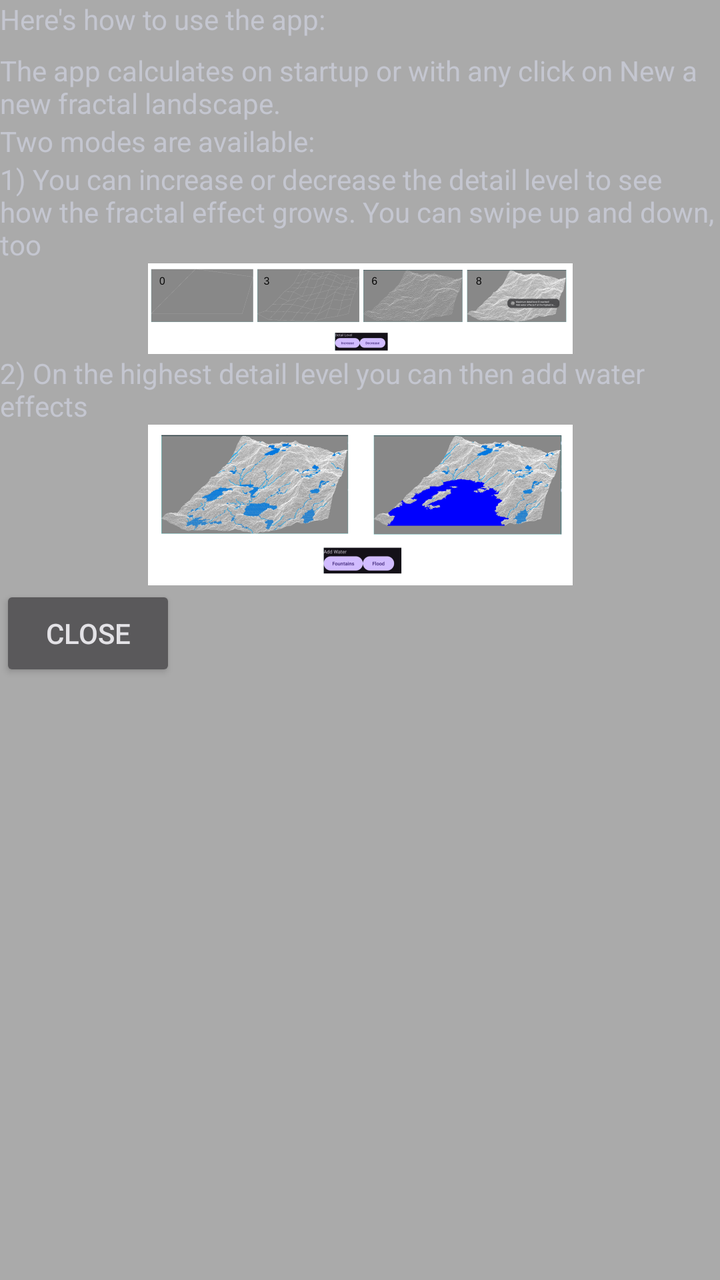
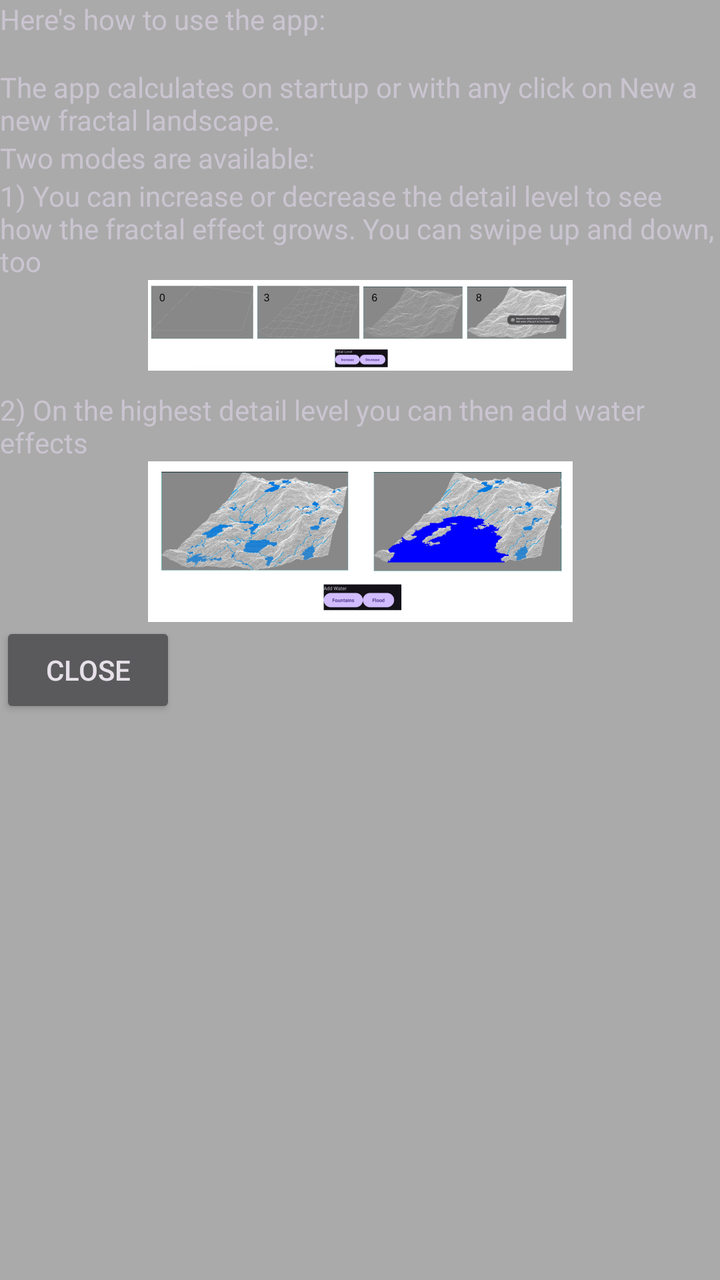

Screens rendered from an Android XML layout before and after an edit, with the pre-edit source and the edit as a unified diff.
<!-- AndroidManifest.xml: application theme Theme.Landscape3D -->
<!-- res/layout/howtopopup.xml -->
<?xml version="1.0" encoding="utf-8"?>
<RelativeLayout xmlns:android="http://schemas.android.com/apk/res/android"
    xmlns:app="http://schemas.android.com/apk/res-auto"
    android:id="@+id/howto_popup_layout"
    android:layout_width="wrap_content"
    android:layout_height="wrap_content"
    android:layout_alignParentStart="true"
    android:layout_alignParentTop="true"
    android:background="@android:color/darker_gray">

    <LinearLayout
        android:layout_width="wrap_content"
        android:layout_height="wrap_content"
        android:orientation="vertical">

        <TextView
            android:id="@+id/howto_popup_txt1"
            android:layout_width="wrap_content"
            android:layout_height="wrap_content"
            android:text="@string/howto_popup_txt1" />

        <Space
            android:id="@+id/howto_popup_space1"
            android:layout_width="wrap_content"
            android:layout_height="20px" />

        <TextView
            android:id="@+id/howto_popup_intro_txt1"
            android:layout_width="wrap_content"
            android:layout_height="wrap_content"
            android:text="@string/howto_popup_intro1" />

        <TextView
            android:id="@+id/howto_popup_intro_txt2"
            android:layout_width="wrap_content"
            android:layout_height="wrap_content"
            android:text="@string/howto_popup_intro2" />

        <TextView
            android:id="@+id/howto_popup_intro_txt3"
            android:layout_width="wrap_content"
            android:layout_height="wrap_content"
            android:text="@string/howto_popup_intro3" />

        <androidx.appcompat.widget.AppCompatImageView
            android:id="@+id/img_detaillevel"
            android:layout_width="match_parent"
            android:layout_height="wrap_content"
            app:srcCompat="@drawable/img_details_s" />

        <TextView
            android:id="@+id/howto_popup_intro_txt4"
            android:layout_width="wrap_content"
            android:layout_height="wrap_content"
            android:text="@string/howto_popup_intro4" />

        <androidx.appcompat.widget.AppCompatImageView
            android:id="@+id/img_watereffects"
            android:layout_width="match_parent"
            android:layout_height="wrap_content"
            app:srcCompat="@drawable/img_waters_s" />

        <Button
            android:id="@+id/howto_popup_close_btn1"
            android:layout_width="wrap_content"
            android:layout_height="wrap_content"
            android:text="@string/about_popup_close_btn" />
    </LinearLayout>
</RelativeLayout>
<!-- resources referenced by this layout -->
<resources>
  <!-- drawable img_details_s: png bitmap (drawable-nodpi, 39144 bytes) -->
  <!-- drawable img_waters_s: png bitmap (drawable-nodpi, 103140 bytes) -->
  <string name="about_popup_close_btn">Close</string>
  <string name="howto_popup_intro1">The app calculates on startup or with any click on New a new fractal landscape.</string>
  <string name="howto_popup_intro2">Two modes are available:</string>
  <string name="howto_popup_intro3">1) You can increase or decrease the detail level to see how the fractal effect grows. You can swipe up and down, too</string>
  <string name="howto_popup_intro4">2) On the highest detail level you can then add water effects</string>
  <string name="howto_popup_txt1">Here\'s how to use the app:</string>
  <style name="Theme.Landscape3D" parent="Base.Theme.Landscape3D" />
  <style name="Base.Theme.Landscape3D" parent="Theme.Material3.DynamicColors.Dark.NoActionBar">
          
          
          
          
          
          
      </style>
</resources>

<!-- the commit's change to res/layout/howtopopup.xml (unified diff, before → after) -->
@@ -22,7 +22,7 @@
         <Space
             android:id="@+id/howto_popup_space1"
             android:layout_width="wrap_content"
-            android:layout_height="20px" />
+            android:layout_height="15dp" />
 
         <TextView
             android:id="@+id/howto_popup_intro_txt1"
@@ -48,6 +48,11 @@
             android:layout_height="wrap_content"
             app:srcCompat="@drawable/img_details_s" />
 
+        <Space
+            android:id="@+id/howto_popup_space2"
+            android:layout_width="wrap_content"
+            android:layout_height="10dp" />
+
         <TextView
             android:id="@+id/howto_popup_intro_txt4"
             android:layout_width="wrap_content"
<!-- resource entries referenced after the edit -->
@@ -9,7 +9,7 @@
   <string name="howto_popup_intro4">2) On the highest detail level you can then add water effects</string>
   <string name="howto_popup_txt1">Here\'s how to use the app:</string>
   <style name="Theme.Landscape3D" parent="Base.Theme.Landscape3D" />
-  <style name="Base.Theme.Landscape3D" parent="Theme.Material3.DynamicColors.Dark.NoActionBar">
+  <style name="Base.Theme.Landscape3D" parent="Theme.Material3.Dark.NoActionBar">
           
           
           
